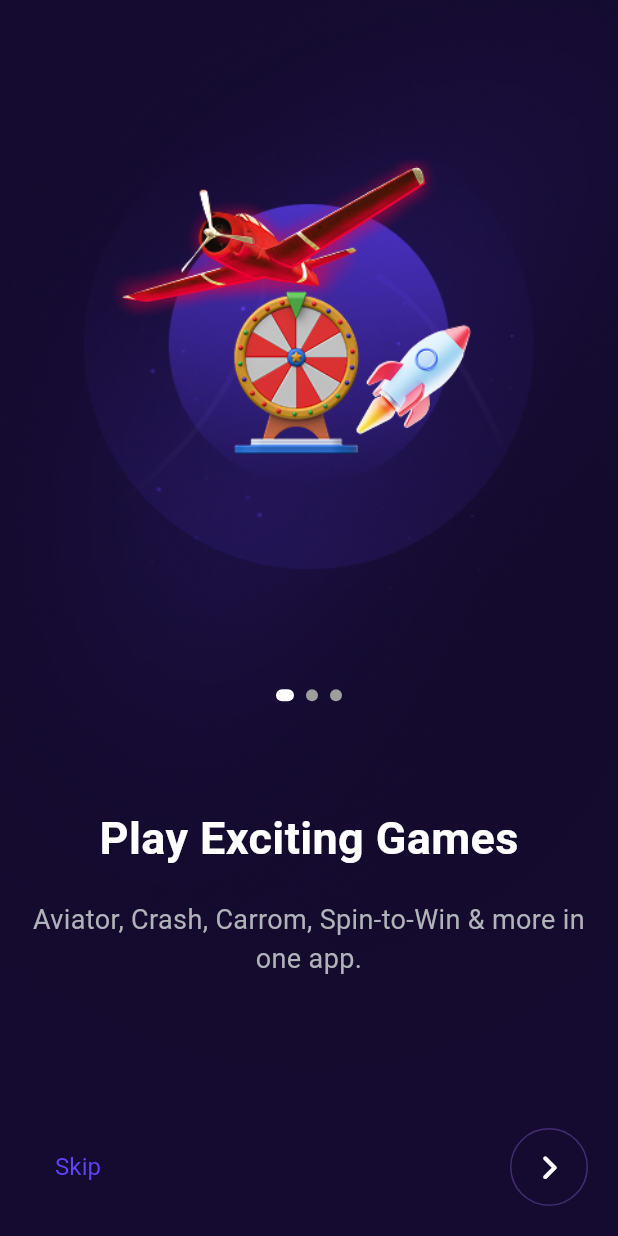
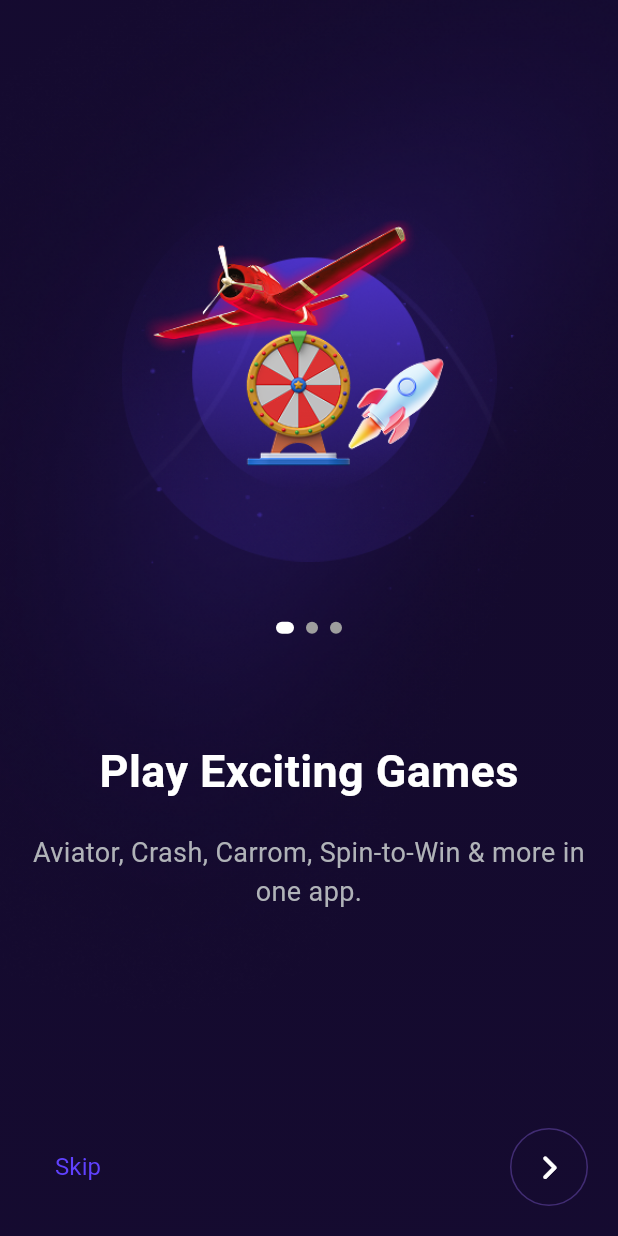
Before and after one commit to afnas-sys/wintek, a Flutter app: the screen it shows after launch, on a phone screen of 412 x 824 dp. Run offline on Flutter 3.47's test engine with Material 3 defaults, Android fonts, the phone set to English and light mode, and no system bars; our stand-ins replace another_flushbar, carousel_slider, custom_sliding_segmented_control, dio, dotted_line, firebase_auth and 11 more; missing offline and left inert: flutter_upi_india; accounts and stored records are empty; project files that could hold a hidden picture were left out.

Commit message:
welcome screen ui bug fixed

```diff
--- a/lib/features/payment/deposit/screens/deposit_screen.dart
+++ b/lib/features/payment/deposit/screens/deposit_screen.dart
@@ -31,6 +31,7 @@ class _DepositScreenState extends State<DepositScreen> {
       body: SafeArea(
         child: GestureDetector(
           onTap: () => FocusScope.of(context).unfocus(),
+
           child: SingleChildScrollView(
             child: Column(
               spacing: 20,
--- a/lib/features/screens/welcome_screen.dart
+++ b/lib/features/screens/welcome_screen.dart
@@ -77,10 +77,10 @@ class _WelcomeScreenState extends State<WelcomeScreen> {
                       // Image
                       Image.asset(
                         _screens[index]['image']!,
-                        height: 300,
+                        height: 250,
                         fit: BoxFit.contain,
                       ),
-                      const SizedBox(height: 80),
+                      const SizedBox(height: 40),
 
                       // Page Indicators
                       Row(
```
